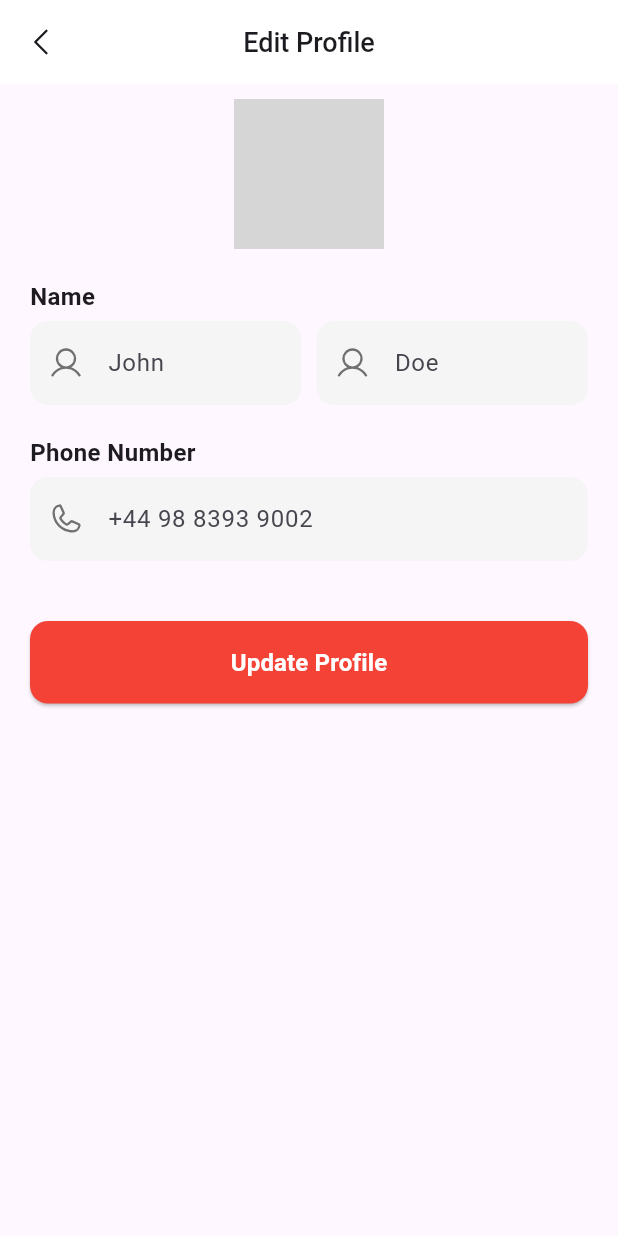
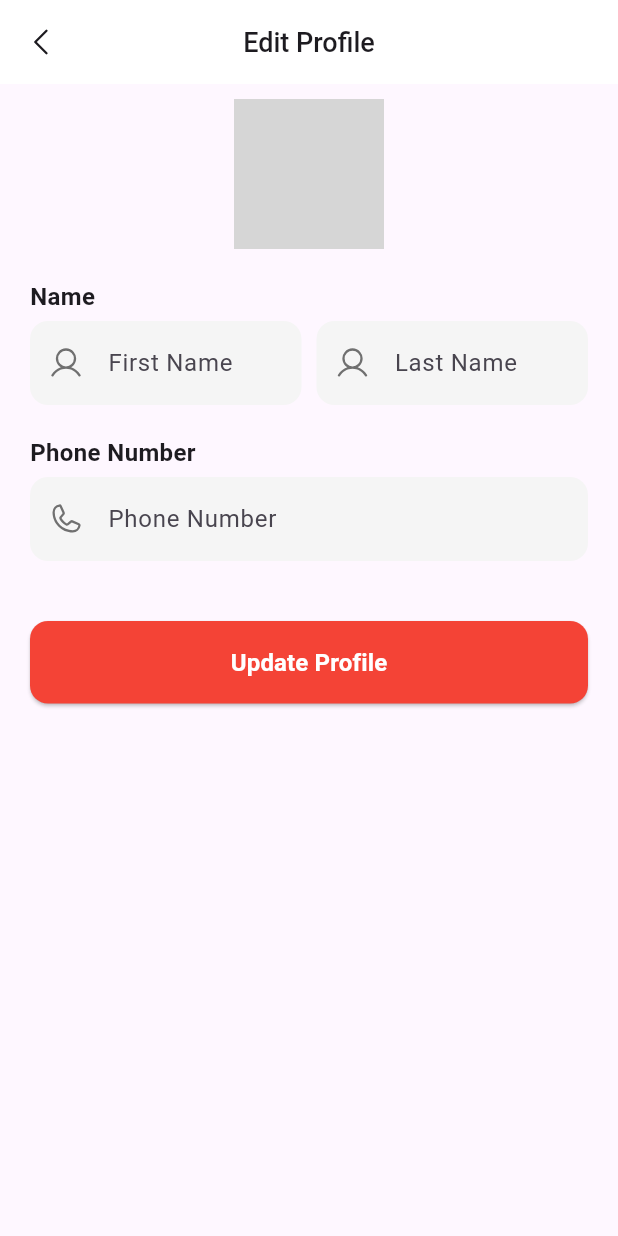
Before and after one commit to Mealo-Food-App/frontend_flutter, a Flutter app: the ProfileScreen screen opened directly, after a tap on "Edit Profile", on a phone screen of 412 x 824 dp. Run offline on Flutter 3.47's test engine with Material 3 defaults, Android fonts, the light colour scheme and no system bars; our stand-ins replace flutter_phosphor_icons, google_fonts, image_picker, supabase_flutter; missing offline and left inert: flutter_stripe; accounts and stored records are empty; network calls fail; grey boxes are pictures that could not be loaded.

Commit message:
user details

```diff
--- /dev/null
+++ b/devtools_options.yaml
@@ -0,0 +1,3 @@
+description: This file stores settings for Dart & Flutter DevTools.
+documentation: https://docs.flutter.dev/tools/devtools/extensions#configure-extension-enablement-states
+extensions:
--- a/lib/subscriber flow/screens/profile_page.dart
+++ b/lib/subscriber flow/screens/profile_page.dart
@@ -1,15 +1,71 @@
-import 'package:frontend_flutter/custom_button.dart';
 import 'package:flutter/material.dart';
 import 'package:flutter_phosphor_icons/flutter_phosphor_icons.dart';
+import 'package:frontend_flutter/custom_button.dart';
+import 'package:supabase_flutter/supabase_flutter.dart';
 
-class ProfileScreen extends StatelessWidget {
+class ProfileScreen extends StatefulWidget {
   const ProfileScreen({super.key});
 
   @override
+  State<ProfileScreen> createState() => _ProfileScreenState();
+}
+
+class _ProfileScreenState extends State<ProfileScreen> {
+  final supabase = Supabase.instance.client;
+  String firstName = '';
+  String lastName = '';
+  String phoneNumber = '';
+  String? avatarUrl;
+  bool isLoading = true;
+
+  @override
+  void initState() {
+    super.initState();
+    _loadUserProfile();
+  }
+
+  Future<void> _loadUserProfile() async {
+    final userId = supabase.auth.currentUser?.id;
+    if (userId == null) {
+      print("⚠️ No user logged in");
+      setState(() => isLoading = false);
+      return;
+    }
+
+    try {
+      final response = await supabase
+          .from('users')
+          .select('first_name, last_name, phone_number, avatar_url')
+          .eq('id', userId)
+          .single();
+
+      if (mounted) {
+        setState(() {
+          firstName = response['first_name'] ?? '';
+          lastName = response['last_name'] ?? '';
+          phoneNumber = response['phone_number'] ?? '';
+          avatarUrl = response['avatar_url'];
+          isLoading = false;
+        });
+      }
+    } catch (e) {
+      print("❌ Error loading profile: $e");
+      setState(() => isLoading = false);
+    }
+  }
+
+  @override
   Widget build(BuildContext context) {
-    return Padding(
-      padding: const EdgeInsets.only(right: 16.0, left: 16, top: 16),
-      child: SingleChildScrollView(
+    final avatar = avatarUrl != null
+        ? NetworkImage(avatarUrl!)
+        : null;
+
+    return Scaffold(
+      body: SafeArea(
+        child: isLoading
+            ? const Center(child: CircularProgressIndicator())
+            : SingleChildScrollView(
+          padding: const EdgeInsets.symmetric(horizontal: 16, vertical: 16),
           child: Column(
             crossAxisAlignment: CrossAxisAlignment.start,
             children: [
@@ -18,77 +74,68 @@ class ProfileScreen extends StatelessWidget {
                   borderRadius: BorderRadius.circular(12),
                   color: Colors.white,
                 ),
-              height: 230,
-              width: double.infinity,
-              padding: EdgeInsets.all(16),
+                padding: const EdgeInsets.all(16),
                 child: Column(
                   mainAxisAlignment: MainAxisAlignment.spaceBetween,
                   children: [
                     Column(
                       children: [
-                      CircleAvatar(radius: 36, child: Text('Hello')),
-                      SizedBox(height: 12),
+                        CircleAvatar(
+                          radius: 36,
+                          backgroundImage: avatar,
+                          child: avatar == null
+                              ? const Icon(Icons.person, size: 36)
+                              : null,
+                        ),
+                        const SizedBox(height: 12),
                         Text(
-                        'John Doe',
-                        style: TextStyle(
+                          '$firstName $lastName',
+                          style: const TextStyle(
                             color: Color(0xFF2B2D42),
                             fontSize: 18,
                             fontWeight: FontWeight.bold,
                             fontFamily: 'Nunito',
                           ),
                         ),
-                      SizedBox(height: 8),
+                        const SizedBox(height: 8),
                         Text(
-                        '+44 98 8393 9002',
-                        style: TextStyle(
+                          phoneNumber,
+                          style: const TextStyle(
                             color: Color(0xFF757575),
                             fontFamily: 'Nunito',
                           ),
                         ),
                       ],
                     ),
-                  SizedBox(height: 16),
+                    const SizedBox(height: 16),
                     CustomButton(
-                    onTap:
-                        () => {Navigator.pushNamed(context, '/edit_profile')},
+                      onTap: () {
+                        Navigator.pushNamed(context, '/edit_profile')
+                            .then((_) => _loadUserProfile());
+                      },
                       text: 'Edit Profile',
                       icon: PhosphorIcons.pencil_simple,
                     ),
                   ],
                 ),
               ),
-            SizedBox(height: 16),
+              const SizedBox(height: 16),
               _buildMenuSection('General', [
-              _buildMenuItem(
-                'Subscription Details',
-                PhosphorIcons.credit_card,
-                context,
-              ),
-              SizedBox(height: 8),
-              _buildMenuItem(
-                'Notification Settings',
-                PhosphorIcons.bell_simple,
-                context,
-              ),
-              SizedBox(height: 8),
-              _buildMenuItem(
-                'Delivery Address',
-                PhosphorIcons.map_pin,
-                context,
-              ),
+                _buildMenuItem('Subscription Details', PhosphorIcons.credit_card, context),
+                const SizedBox(height: 8),
+                _buildMenuItem('Notification Settings', PhosphorIcons.bell_simple, context),
+                const SizedBox(height: 8),
+                _buildMenuItem('Delivery Address', PhosphorIcons.map_pin, context),
               ]),
               _buildMenuSection('Support', [
                 _buildMenuItem('FAQs', PhosphorIcons.question, context),
-              SizedBox(height: 8),
-              _buildMenuItem(
-                'Contact Support',
-                PhosphorIcons.phone,
-                context,
-                isSupport: true,
-              ),
+                const SizedBox(height: 8),
+                _buildMenuItem('Contact Support', PhosphorIcons.phone, context, isSupport: true),
               ]),
               _buildMenuItem('Logout', PhosphorIcons.sign_out, context),
+              const SizedBox(height: 20),
             ],
+          ),
         ),
       ),
     );
@@ -100,32 +147,22 @@ class ProfileScreen extends StatelessWidget {
       children: [
         Text(
           title,
-          style: TextStyle(
+          style: const TextStyle(
             fontSize: 16,
             fontWeight: FontWeight.w500,
             fontFamily: 'Nunito',
             color: Colors.black,
           ),
         ),
-        SizedBox(height: 10),
-        Container(
-          decoration: BoxDecoration(
-            color: Colors.transparent,
-            borderRadius: BorderRadius.circular(12),
-          ),
-          child: Column(children: items),
-        ),
-        SizedBox(height: 20),
+        const SizedBox(height: 10),
+        Column(children: items),
+        const SizedBox(height: 20),
       ],
     );
   }
 
-  Widget _buildMenuItem(
-    String title,
-    IconData icon,
-    BuildContext context, {
-    bool isSupport = false,
-  }) {
+  Widget _buildMenuItem(String title, IconData icon, BuildContext context,
+      {bool isSupport = false}) {
     return GestureDetector(
       onTap: () {
         if (isSupport) {
@@ -137,7 +174,7 @@ class ProfileScreen extends StatelessWidget {
         }
       },
       child: Container(
-        padding: EdgeInsets.symmetric(vertical: 12, horizontal: 16),
+        padding: const EdgeInsets.symmetric(vertical: 12, horizontal: 16),
         decoration: BoxDecoration(
           borderRadius: BorderRadius.circular(12),
           color: Colors.white,
@@ -148,10 +185,10 @@ class ProfileScreen extends StatelessWidget {
             Row(
               children: [
                 Icon(icon, color: Colors.black, size: 24),
-                SizedBox(width: 10),
+                const SizedBox(width: 10),
                 Text(
                   title,
-                  style: TextStyle(
+                  style: const TextStyle(
                     fontSize: 16,
                     color: Color(0xFF2B2D42),
                     fontFamily: 'Nunito',
@@ -160,7 +197,7 @@ class ProfileScreen extends StatelessWidget {
                 ),
               ],
             ),
-            Icon(Icons.arrow_forward_ios, size: 24, color: Colors.black54),
+            const Icon(Icons.arrow_forward_ios, size: 24, color: Colors.black54),
           ],
         ),
       ),
@@ -174,13 +211,8 @@ void showContactBottomSheet(BuildContext context) {
     shape: const RoundedRectangleBorder(
       borderRadius: BorderRadius.vertical(top: Radius.circular(20)),
     ),
-    builder:
-        (context) => Container(
+    builder: (context) => Container(
       padding: const EdgeInsets.all(16),
-          decoration: const BoxDecoration(
-            color: Colors.white,
-            borderRadius: BorderRadius.vertical(top: Radius.circular(20)),
-          ),
       child: Column(
         mainAxisSize: MainAxisSize.min,
         children: [
@@ -193,17 +225,9 @@ void showContactBottomSheet(BuildContext context) {
             ),
           ),
           const SizedBox(height: 16),
-              _buildContactItem(
-                icon: PhosphorIcons.phone,
-                title: "Contact Number",
-                subtitle: "+44 90083 38373",
-              ),
+          _buildContactItem(icon: PhosphorIcons.phone, title: "Contact Number", subtitle: "+44 90083 38373"),
           const SizedBox(height: 12),
-              _buildContactItem(
-                icon: PhosphorIcons.envelope,
-                title: "Email",
-                subtitle: "appname@domain.com",
-              ),
+          _buildContactItem(icon: PhosphorIcons.envelope, title: "Email", subtitle: "appname@domain.com"),
         ],
       ),
     ),
@@ -228,20 +252,8 @@ Widget _buildContactItem({
         Column(
           crossAxisAlignment: CrossAxisAlignment.start,
           children: [
-            Text(
-              title,
-              style: const TextStyle(
-                fontFamily: 'Nunito',
-                fontWeight: FontWeight.bold,
-              ),
-            ),
-            Text(
-              subtitle,
-              style: TextStyle(
-                fontFamily: 'Nunito',
-                color: Colors.grey.shade600,
-              ),
-            ),
+            Text(title, style: const TextStyle(fontFamily: 'Nunito', fontWeight: FontWeight.bold)),
+            Text(subtitle, style: TextStyle(fontFamily: 'Nunito', color: Colors.grey.shade600)),
           ],
         ),
       ],
@@ -252,47 +264,23 @@ Widget _buildContactItem({
 void _showLogoutConfirmationDialog(BuildContext context) {
   showDialog(
     context: context,
-    barrierDismissible: false, // Prevent dismissing by tapping outside
-    builder: (BuildContext dialogContext) {
-      // Use dialogContext instead of context
+    builder: (dialogContext) {
       return AlertDialog(
         shape: RoundedRectangleBorder(borderRadius: BorderRadius.circular(16)),
-        title: const Text(
-          'Logout Confirmation',
-          style: TextStyle(fontFamily: 'Nunito'),
-        ),
-        content: const Text(
-          'Are you sure you want to logout?',
-          style: TextStyle(fontFamily: 'Nunito'),
-        ),
+        title: const Text('Logout Confirmation', style: TextStyle(fontFamily: 'Nunito')),
+        content: const Text('Are you sure you want to logout?', style: TextStyle(fontFamily: 'Nunito')),
         actions: [
           TextButton(
-            onPressed: () {
-              Navigator.of(
-                dialogContext,
-              ).pop(); // Close the dialog using dialogContext
-            },
-            child: const Text(
-              'Cancel',
-              style: TextStyle(color: Colors.black, fontFamily: 'Nunito'),
-            ),
+            onPressed: () => Navigator.of(dialogContext).pop(),
+            child: const Text('Cancel', style: TextStyle(color: Colors.black, fontFamily: 'Nunito')),
           ),
           TextButton(
             onPressed: () {
-              // Perform logout actions here
-              Navigator.of(
-                dialogContext,
-              ).pop(); // Close the dialog using dialogContext
-              // Navigate to login screen
-              Navigator.of(context).pushNamedAndRemoveUntil(
-                '/signin_page', // Replace with your login route
-                (route) => false, // This will remove all previous routes
-              );
+              Supabase.instance.client.auth.signOut();
+              Navigator.of(dialogContext).pop();
+              Navigator.of(context).pushNamedAndRemoveUntil('/signin_page', (route) => false);
             },
-            child: const Text(
-              'Logout',
-              style: TextStyle(color: Colors.red, fontFamily: 'Nunito'),
-            ),
+            child: const Text('Logout', style: TextStyle(color: Colors.red, fontFamily: 'Nunito')),
           ),
         ],
       );
--- a/lib/subscriber flow/widgets/profile/edit_profile.dart
+++ b/lib/subscriber flow/widgets/profile/edit_profile.dart
@@ -1,91 +1,160 @@
 import 'package:flutter/material.dart';
 import 'package:flutter_phosphor_icons/flutter_phosphor_icons.dart';
+import 'package:supabase_flutter/supabase_flutter.dart';
+import 'package:image_picker/image_picker.dart';
+import 'dart:io';
 
-class EditProfileScreen extends StatelessWidget {
+class EditProfileScreen extends StatefulWidget {
   const EditProfileScreen({super.key});
 
   @override
+  State<EditProfileScreen> createState() => _EditProfileScreenState();
+}
+
+class _EditProfileScreenState extends State<EditProfileScreen> {
+  final supabase = Supabase.instance.client;
+  final _firstNameController = TextEditingController();
+  final _lastNameController = TextEditingController();
+  final _phoneController = TextEditingController();
+  String? _avatarUrl;
+  File? _avatarFile;
+
+  @override
+  void initState() {
+    super.initState();
+    _loadProfile();
+  }
+
+  Future<void> _loadProfile() async {
+    final userId = supabase.auth.currentUser?.id;
+    if (userId == null) return;
+
+    final response = await supabase
+        .from('users')
+        .select('first_name, last_name, phone_number, avatar_url')
+        .eq('id', userId)
+        .single();
+
+    if (response != null) {
+      setState(() {
+        _firstNameController.text = response['first_name'] ?? '';
+        _lastNameController.text = response['last_name'] ?? '';
+        _phoneController.text = response['phone_number'] ?? '';
+        _avatarUrl = response['avatar_url'];
+      });
+    }
+  }
+
+  Future<void> _pickImage() async {
+    final picker = ImagePicker();
+    final pickedFile = await picker.pickImage(source: ImageSource.gallery, imageQuality: 75);
+    if (pickedFile != null) {
+      setState(() {
+        _avatarFile = File(pickedFile.path);
+      });
+    }
+  }
+
+  Future<String?> _uploadImage(File file) async {
+    final userId = supabase.auth.currentUser?.id;
+    final fileExt = file.path.split('.').last;
+    final filePath = '$userId/avatar.$fileExt';
+
+    final storageResponse = await supabase.storage
+        .from('profile-pictures')
+        .upload(filePath, file, fileOptions: const FileOptions(upsert: true));
+
+    final publicUrl = supabase.storage.from('profile-pictures').getPublicUrl(filePath);
+    return publicUrl;
+  }
+
+  Future<void> _updateProfile() async {
+    final userId = supabase.auth.currentUser?.id;
+    if (userId == null) return;
+
+    String? uploadedUrl = _avatarUrl;
+    if (_avatarFile != null) {
+      uploadedUrl = await _uploadImage(_avatarFile!);
+    }
+
+    await supabase.from('users').update({
+      'first_name': _firstNameController.text,
+      'last_name': _lastNameController.text,
+      'phone_number': _phoneController.text,
+      'avatar_url': uploadedUrl,
+    }).eq('id', userId);
+
+    ScaffoldMessenger.of(context).showSnackBar(
+      const SnackBar(content: Text('✅ Profile updated')),
+    );
+
+    Navigator.pop(context);
+  }
+
+  @override
   Widget build(BuildContext context) {
+    final avatar = _avatarFile != null
+        ? FileImage(_avatarFile!)
+        : (_avatarUrl != null ? NetworkImage(_avatarUrl!) : const AssetImage('assets/profile.jpg')) as ImageProvider;
+
     return Scaffold(
       appBar: AppBar(
-        title: Text(
-          'Edit Profile',
-          style: TextStyle(
-            fontSize: 18,
-            fontWeight: FontWeight.w500,
-            fontFamily: 'Nunito',
-          ),
-        ),
+        title: const Text('Edit Profile', style: TextStyle(fontSize: 18, fontWeight: FontWeight.w500, fontFamily: 'Nunito')),
         centerTitle: true,
         backgroundColor: Colors.white,
         elevation: 0,
         leading: IconButton(
-          icon: Icon(PhosphorIcons.caret_left, size: 24),
+          icon: const Icon(PhosphorIcons.caret_left, size: 24),
           onPressed: () => Navigator.pop(context),
         ),
       ),
       body: Padding(
-        padding: EdgeInsets.symmetric(horizontal: 20),
+        padding: const EdgeInsets.symmetric(horizontal: 20),
         child: Column(
           crossAxisAlignment: CrossAxisAlignment.start,
           children: [
-            SizedBox(height: 10),
+            const SizedBox(height: 10),
             Center(
               child: Stack(
                 alignment: Alignment.bottomRight,
                 children: [
-                  CircleAvatar(
-                    radius: 50,
-                    backgroundImage: AssetImage(
-                      'assets/profile.jpg',
-                    ), // Replace with network image if needed
-                  ),
-                  CircleAvatar(
-                    radius: 14,
-                    backgroundColor: Colors.red,
-                    child: Icon(Icons.edit, color: Colors.white, size: 16),
+                  CircleAvatar(radius: 50, backgroundImage: avatar),
+                  GestureDetector(
+                    onTap: _pickImage,
+                    child: const CircleAvatar(
+                      radius: 14,
+                      backgroundColor: Colors.red,
+                      child: Icon(Icons.edit, color: Colors.white, size: 16),
+                    ),
                   ),
                 ],
               ),
             ),
-            SizedBox(height: 20),
-            Text(
-              "Name",
-              style: TextStyle(
-                fontSize: 16,
-                fontWeight: FontWeight.bold,
-                fontFamily: 'Nunito',
-              ),
-            ),
-            SizedBox(height: 5),
+            const SizedBox(height: 20),
+            const Text("Name", style: TextStyle(fontSize: 16, fontWeight: FontWeight.bold, fontFamily: 'Nunito')),
+            const SizedBox(height: 5),
             Row(
               children: [
-                Expanded(child: _buildTextField(PhosphorIcons.user, "John")),
-                SizedBox(width: 10),
-                Expanded(child: _buildTextField(PhosphorIcons.user, "Doe")),
+                Expanded(child: _buildTextField(PhosphorIcons.user, "First Name", _firstNameController)),
+                const SizedBox(width: 10),
+                Expanded(child: _buildTextField(PhosphorIcons.user, "Last Name", _lastNameController)),
               ],
             ),
-            SizedBox(height: 20),
-            Text(
-              "Phone Number",
-              style: TextStyle(
-                fontSize: 16,
-                fontWeight: FontWeight.bold,
-                fontFamily: 'Nunito',
-              ),
-            ),
-            SizedBox(height: 5),
-            _buildTextField(PhosphorIcons.phone, "+44 98 8393 9002"),
-            SizedBox(height: 40),
-            _buildUpdateButton(context),
+            const SizedBox(height: 20),
+            const Text("Phone Number", style: TextStyle(fontSize: 16, fontWeight: FontWeight.bold, fontFamily: 'Nunito')),
+            const SizedBox(height: 5),
+            _buildTextField(PhosphorIcons.phone, "Phone Number", _phoneController),
+            const SizedBox(height: 40),
+            _buildUpdateButton(),
           ],
         ),
       ),
     );
   }
 
-  Widget _buildTextField(IconData icon, String hintText) {
+  Widget _buildTextField(IconData icon, String hintText, TextEditingController controller) {
     return TextField(
+      controller: controller,
       decoration: InputDecoration(
         hintText: hintText,
         prefixIcon: Icon(icon, color: Colors.black54),
@@ -99,28 +168,17 @@ class EditProfileScreen extends StatelessWidget {
     );
   }
 
-  Widget _buildUpdateButton(BuildContext context) {
+  Widget _buildUpdateButton() {
     return SizedBox(
       width: double.infinity,
       child: ElevatedButton(
-        onPressed: () {
-          // Add profile update functionality
-        },
+        onPressed: _updateProfile,
         style: ElevatedButton.styleFrom(
           backgroundColor: Colors.red,
-          shape: RoundedRectangleBorder(
-            borderRadius: BorderRadius.circular(12),
-          ),
-          padding: EdgeInsets.symmetric(vertical: 16),
+          shape: RoundedRectangleBorder(borderRadius: BorderRadius.circular(12)),
+          padding: const EdgeInsets.symmetric(vertical: 16),
         ),
-        child: Text(
-          "Update Profile",
-          style: TextStyle(
-            fontSize: 16,
-            fontWeight: FontWeight.bold,
-            color: Colors.white,
-          ),
-        ),
+        child: const Text("Update Profile", style: TextStyle(fontSize: 16, fontWeight: FontWeight.bold, color: Colors.white)),
       ),
     );
   }
--- a/pubspec.yaml
+++ b/pubspec.yaml
@@ -14,6 +14,7 @@ dependencies:
   google_fonts: ^6.1.0
   http: ^1.4.0
   supabase_flutter: ^2.8.4
+  image_picker: ^1.1.1
 
 flutter:
   uses-material-design: true
```
Also changed, not shown: pubspec.lock, 5 other files. Lines whose indentation alone changed are shown as unchanged.
